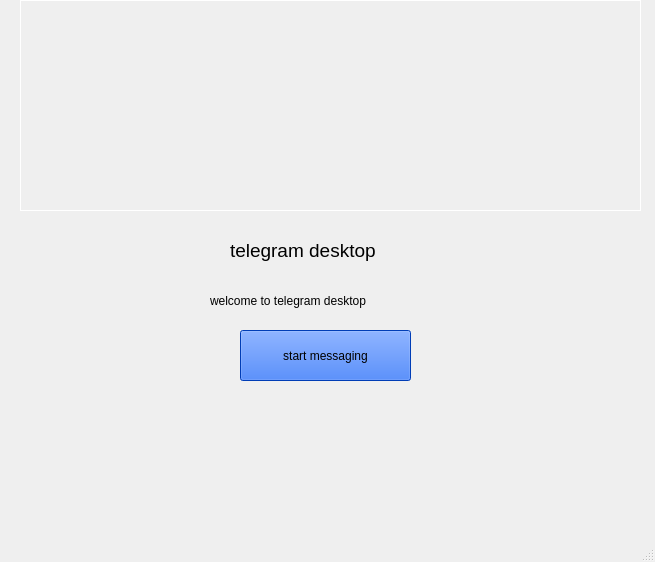
Above: page1.ui from ehsansh1/messenger before the change. Below: the same form after it.
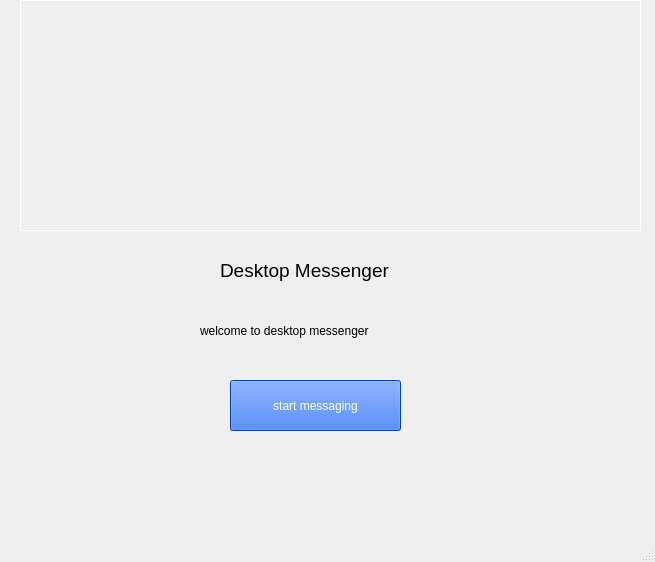
That is the form after the change. Icons and pictures are not drawn.

```diff
--- a/page1.ui
+++ b/page1.ui
@@ -23,7 +23,7 @@
       <x>20</x>
       <y>0</y>
       <width>621</width>
-      <height>211</height>
+      <height>231</height>
      </rect>
     </property>
     <property name="styleSheet">
@@ -39,8 +39,8 @@
    <widget class="QLabel" name="label_2">
     <property name="geometry">
      <rect>
-      <x>230</x>
-      <y>210</y>
+      <x>220</x>
+      <y>230</y>
       <width>201</width>
       <height>81</height>
      </rect>
@@ -59,14 +59,14 @@
 font: 14pt &quot;MS Shell Dlg 2&quot;;</string>
     </property>
     <property name="text">
-     <string>telegram desktop</string>
+     <string>Desktop Messenger</string>
     </property>
    </widget>
    <widget class="QLabel" name="label_3">
     <property name="geometry">
      <rect>
-      <x>210</x>
-      <y>270</y>
+      <x>200</x>
+      <y>300</y>
       <width>251</width>
       <height>61</height>
      </rect>
@@ -76,22 +76,20 @@
 font: 10pt &quot;MS Shell Dlg 2&quot;;</string>
     </property>
     <property name="text">
-     <string>welcome to telegram desktop</string>
+     <string>welcome to desktop messenger</string>
     </property>
    </widget>
    <widget class="QPushButton" name="pushButton">
     <property name="geometry">
      <rect>
-      <x>240</x>
-      <y>330</y>
+      <x>230</x>
+      <y>380</y>
       <width>171</width>
       <height>51</height>
      </rect>
     </property>
     <property name="styleSheet">
      <string notr="true">background-color: rgb(0, 85, 255);
-color: rgb(0, 0, 0);
-color: rgb(0, 0, 0);
 </string>
     </property>
     <property name="text">
```
Left out of the diff: 2 changed lines with no effect on the pictures.
